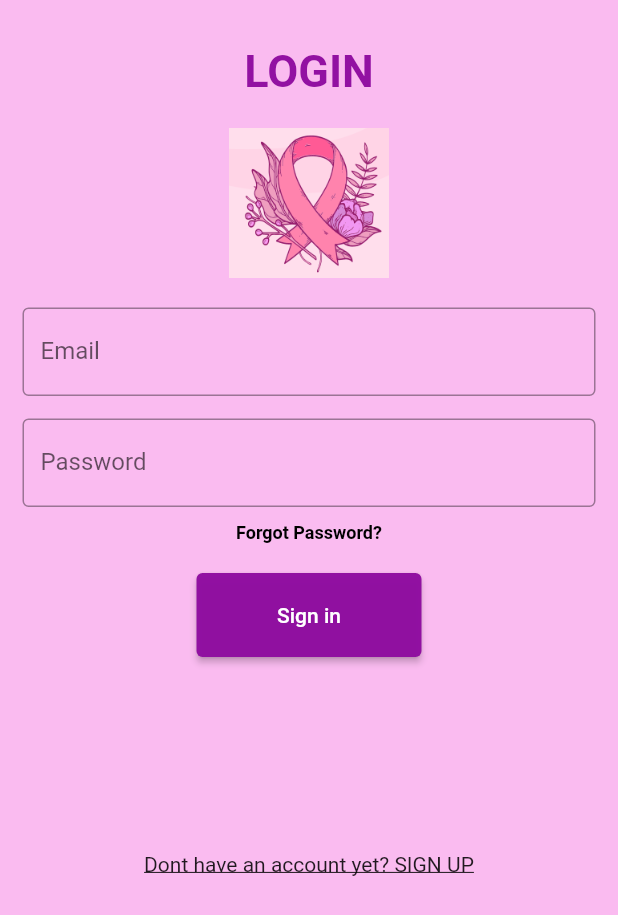
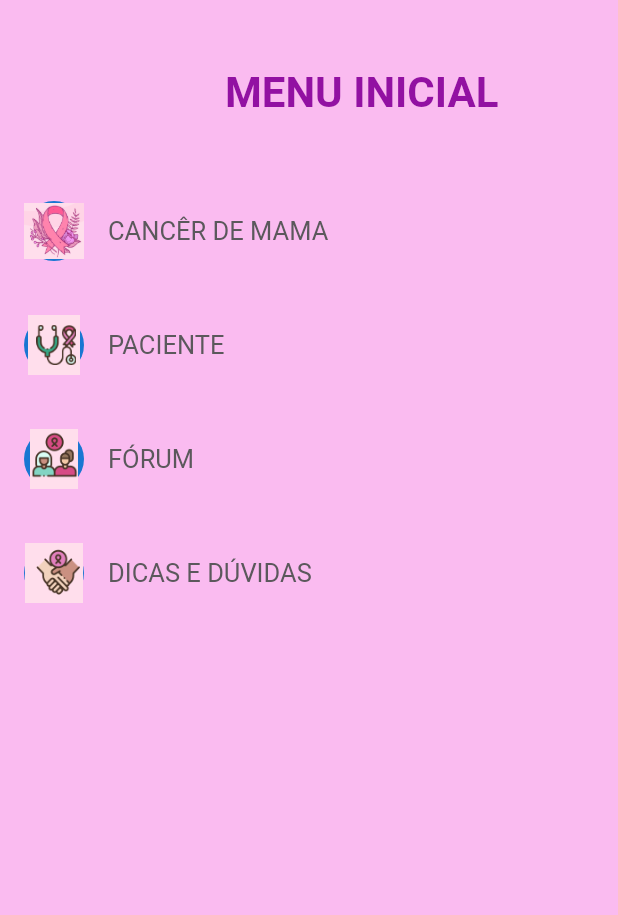
Before and after one commit to andressatlopes/FlutterProject, a Flutter app: the screen it shows after launch, after a tap on "Sign in", on a phone screen of 412 x 824 dp. Shown: the top 915 px of the screen. Run offline on Flutter 3.47's test engine with Material 2 defaults, Android fonts, the phone set to English and light mode, and no system bars.

Commit message:
mudancas menuInicial

```diff
--- a/lib/main.dart
+++ b/lib/main.dart
@@ -1,4 +1,5 @@
 import 'package:flutter/material.dart';
+import 'menuInicial.dart';
 
 void main() {
   runApp(const MyApp());
@@ -90,7 +91,12 @@ class _LoginDemoState extends State<LoginDemo> {
               height: 20,
             ),
             ElevatedButton(
-              onPressed: () {},
+              onPressed: () {
+                Navigator.push(
+                  context,
+                  MaterialPageRoute(builder: (context) => const Menu()),
+                );
+              },
               style: ElevatedButton.styleFrom(
                 padding: const EdgeInsets.symmetric(
                     horizontal: 50, vertical: 20), // define o padding
--- /dev/null
+++ b/lib/menuInicial.dart
@@ -0,0 +1,111 @@
+// ignore_for_file: file_names
+import 'package:flutter/material.dart';
+
+void main() {
+  runApp(const Menu());
+}
+
+class Menu extends StatelessWidget {
+  const Menu({super.key});
+
+  @override
+  Widget build(BuildContext context) {
+    return Scaffold(
+      backgroundColor: const Color.fromARGB(247, 250, 185, 239),
+      body: Column(
+        crossAxisAlignment: CrossAxisAlignment.start,
+        children: [
+          const Padding(
+            padding: EdgeInsets.only(left: 150, top: 45, bottom: 8),
+            child: Text(
+              'MENU INICIAL',
+              style: TextStyle(
+                fontSize: 28,
+                fontWeight: FontWeight.bold,
+                color: Color.fromARGB(247, 143, 12, 160),
+              ),
+            ),
+          ),
+          const SizedBox(
+            height: 40,
+          ),
+          Expanded(
+            child: ListView(
+              children: [
+                ListTile(
+                  leading: CircleAvatar(
+                    child: Image.asset('images/simbolo.png'),
+                  ),
+                  title: const Text(
+                    'CANCÊR DE MAMA',
+                    style: TextStyle(
+                      color: Color.fromARGB(247, 86, 85, 87),
+                      fontSize: 17,
+                    ),
+                  ),
+                  onTap: () {
+                    // Lógica para tratar o clique na opção 1
+                  },
+                ),
+                const SizedBox(
+                  height: 20,
+                ),
+                ListTile(
+                  leading: CircleAvatar(
+                    child: Image.asset('images/paciente.png'),
+                  ),
+                  title: const Text(
+                    'PACIENTE',
+                    style: TextStyle(
+                      color: Color.fromARGB(247, 86, 85, 87),
+                      fontSize: 17,
+                    ),
+                  ),
+                  onTap: () {
+                    // Lógica para tratar o clique na opção 2
+                  },
+                ),
+                const SizedBox(
+                  height: 20,
+                ),
+                ListTile(
+                  leading: CircleAvatar(
+                    child: Image.asset('images/forum.png'),
+                  ),
+                  title: const Text(
+                    'FÓRUM',
+                    style: TextStyle(
+                      color: Color.fromARGB(247, 86, 85, 87),
+                      fontSize: 17,
+                    ),
+                  ),
+                  onTap: () {
+                    // Lógica para tratar o clique na opção 3
+                  },
+                ),
+                const SizedBox(
+                  height: 20,
+                ),
+                ListTile(
+                  leading: CircleAvatar(
+                    child: Image.asset('images/dicas.png'),
+                  ),
+                  title: const Text(
+                    'DICAS E DÚVIDAS',
+                    style: TextStyle(
+                      color: Color.fromARGB(247, 86, 85, 87),
+                      fontSize: 17,
+                    ),
+                  ),
+                  onTap: () {
+                    // Lógica para tratar o clique na opção 3
+                  },
+                ),
+              ],
+            ),
+          ),
+        ],
+      ),
+    );
+  }
+}
--- a/pubspec.yaml
+++ b/pubspec.yaml
@@ -57,6 +57,9 @@ flutter:
   uses-material-design: true
   assets:
     - images/simbolo.png
+    - images/paciente.png
+    - images/forum.png
+    - images/dicas.png
 
   # To add assets to your application, add an assets section, like this:
   # assets:
```
Also changed, not shown: images/dicas.png (added), images/forum.png (added), images/paciente.png (added).
